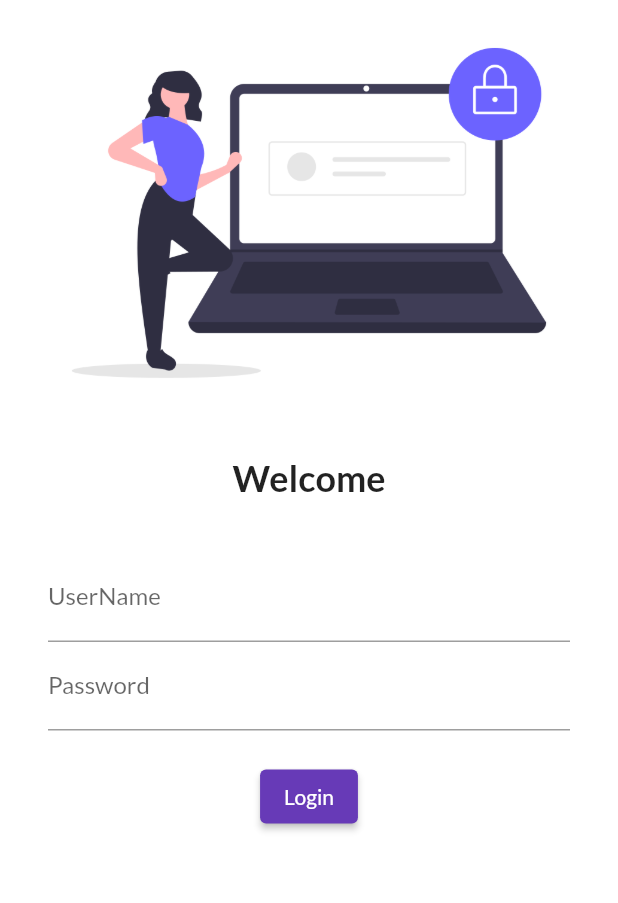
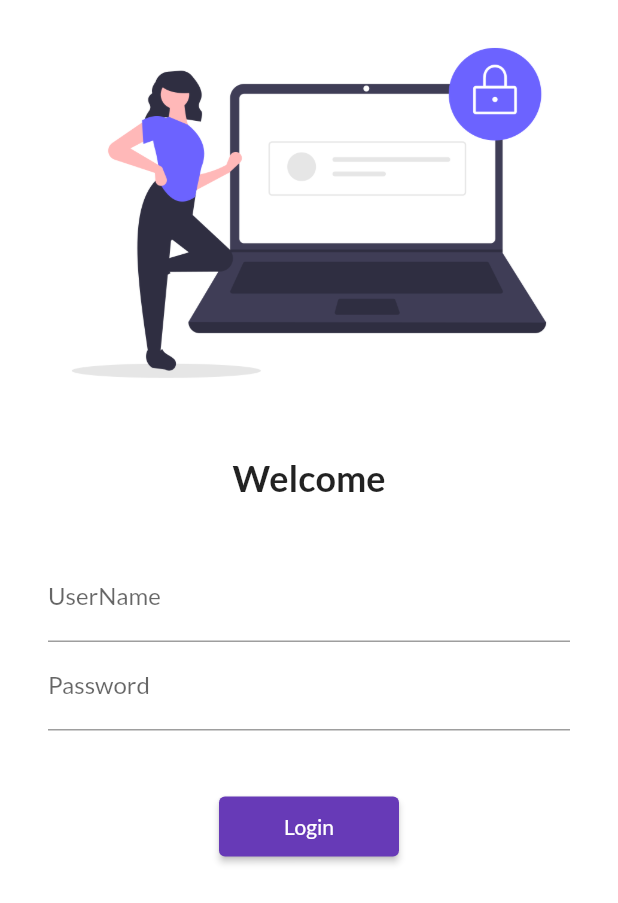
Before and after one commit to arslan2info/30DayswithFlutter, a Flutter app: the LoginPage screen opened by its route, on a phone screen of 412 x 824 dp. Shown: the top 903 px of the screen. Run offline on Flutter 3.47's test engine with Material 2 defaults, Android fonts, the phone set to English and light mode, and no system bars; our stand-ins replace google_fonts.

Commit message:
Day 5 completed

```diff
--- a/lib/pages/login_page.dart
+++ b/lib/pages/login_page.dart
@@ -1,4 +1,5 @@
 import 'package:flutter/material.dart';
+import 'package:flutter_catalog/utils/routes.dart';
 
 class LoginPage extends StatelessWidget {
   const LoginPage({Key? key}) : super(key: key);
@@ -7,6 +8,7 @@ class LoginPage extends StatelessWidget {
   Widget build(BuildContext context) {
     return Material(
         color: Colors.white,
+        child: SingleChildScrollView(
           child: Column(
             children: [
               Image.asset(
@@ -27,8 +29,8 @@ class LoginPage extends StatelessWidget {
                 height: 20.0,
               ),
               Padding(
-              padding:
-                  const EdgeInsets.symmetric(vertical: 16.0, horizontal: 32.0),
+                padding: const EdgeInsets.symmetric(
+                    vertical: 16.0, horizontal: 32.0),
                 child: Column(children: [
                   TextFormField(
                     decoration: InputDecoration(
@@ -44,18 +46,19 @@ class LoginPage extends StatelessWidget {
                     ),
                   ),
                   SizedBox(
-                  height: 20.0,
+                    height: 40.0,
                   ),
                   ElevatedButton(
                     onPressed: () {
-                    print('Nicro Dragon');
+                      Navigator.pushNamed(context, MyRoutes.homeRoute);
                     },
                     child: Text("Login"),
-                  style: TextButton.styleFrom(),
+                    style: TextButton.styleFrom(minimumSize: Size(120, 40)),
                   )
                 ]),
               ),
             ],
+          ),
         ));
   }
 }
--- /dev/null
+++ b/lib/utils/routes.dart
@@ -0,0 +1,4 @@
+class MyRoutes {
+  static String loginRoute = '/login';
+  static String homeRoute = '/home';
+}
```
Also changed, not shown: lib/main.dart (+4 -3 lines). Lines whose indentation alone changed are shown as unchanged.
